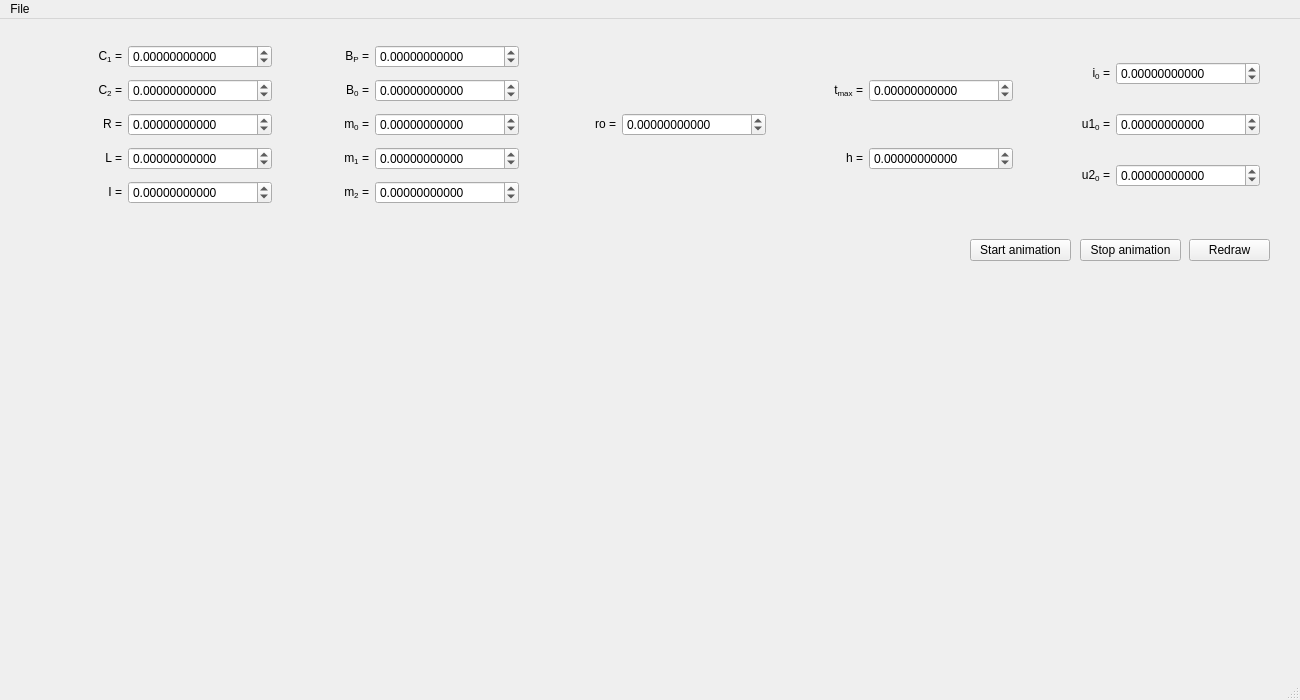
zsolt-racz/chua-trajectory-visualiser, file mainwindow.ui: the form before one commit.
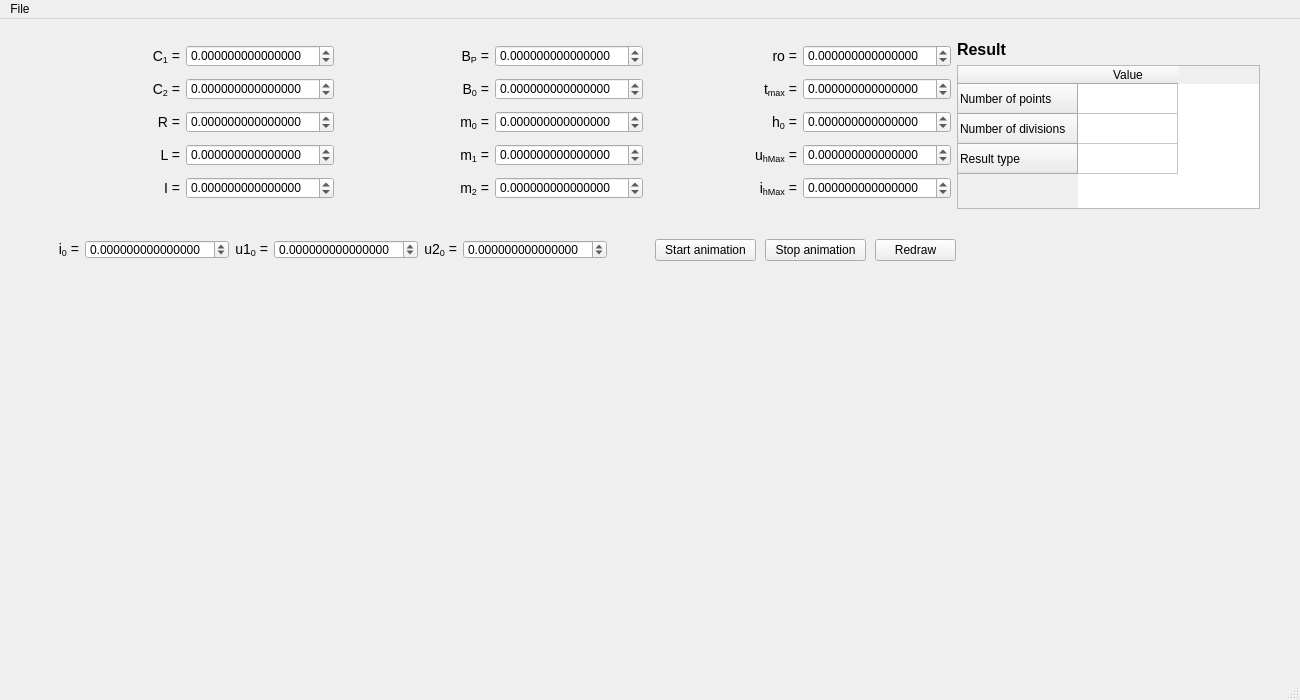
The form after the commit. Custom widgets are drawn as their Qt base class.

The edit to the form file:
```diff
--- a/mainwindow.ui
+++ b/mainwindow.ui
@@ -17,7 +17,12 @@
    </sizepolicy>
   </property>
   <property name="windowTitle">
-   <string>MainWindow</string>
+   <string>ChuaViz 0.1</string>
+  </property>
+  <property name="styleSheet">
+   <string notr="true">QLabel {
+font-size:10.5pt;
+}</string>
   </property>
   <widget class="QWidget" name="centralWidget">
    <widget class="QCustomPlot" name="plot_iu1" native="true">
@@ -53,7 +58,7 @@
    <widget class="QPushButton" name="button_calculate">
     <property name="geometry">
      <rect>
-      <x>1189</x>
+      <x>875</x>
       <y>220</y>
       <width>81</width>
       <height>22</height>
@@ -87,7 +92,7 @@
          <item>
           <widget class="QDoubleSpinBox" name="input_C1">
            <property name="decimals">
-            <number>11</number>
+            <number>15</number>
            </property>
            <property name="minimum">
             <double>-999999.989999999990687</double>
@@ -111,7 +116,7 @@
          <item>
           <widget class="QDoubleSpinBox" name="input_C2">
            <property name="decimals">
-            <number>11</number>
+            <number>15</number>
            </property>
            <property name="minimum">
             <double>-999999.989999999990687</double>
@@ -135,7 +140,7 @@
          <item>
           <widget class="QDoubleSpinBox" name="input_R">
            <property name="decimals">
-            <number>11</number>
+            <number>15</number>
            </property>
            <property name="minimum">
             <double>-999999.989999999990687</double>
@@ -159,7 +164,7 @@
          <item>
           <widget class="QDoubleSpinBox" name="input_L">
            <property name="decimals">
-            <number>11</number>
+            <number>15</number>
            </property>
            <property name="minimum">
             <double>-999999.989999999990687</double>
@@ -183,7 +188,7 @@
          <item>
           <widget class="QDoubleSpinBox" name="input_I">
            <property name="decimals">
-            <number>11</number>
+            <number>15</number>
            </property>
            <property name="minimum">
             <double>-999999.989999999990687</double>
@@ -211,7 +216,7 @@
          <item>
           <widget class="QDoubleSpinBox" name="input_Bp">
            <property name="decimals">
-            <number>11</number>
+            <number>15</number>
            </property>
            <property name="minimum">
             <double>-999999.989999999990687</double>
@@ -235,7 +240,7 @@
          <item>
           <widget class="QDoubleSpinBox" name="input_B0">
            <property name="decimals">
-            <number>11</number>
+            <number>15</number>
            </property>
            <property name="minimum">
             <double>-999999.989999999990687</double>
@@ -259,7 +264,7 @@
          <item>
           <widget class="QDoubleSpinBox" name="input_m0">
            <property name="decimals">
-            <number>11</number>
+            <number>15</number>
            </property>
            <property name="minimum">
             <double>-999999.989999999990687</double>
@@ -283,7 +288,7 @@
          <item>
           <widget class="QDoubleSpinBox" name="input_m1">
            <property name="decimals">
-            <number>11</number>
+            <number>15</number>
            </property>
            <property name="minimum">
             <double>-999999.989999999990687</double>
@@ -307,7 +312,7 @@
          <item>
           <widget class="QDoubleSpinBox" name="input_m2">
            <property name="decimals">
-            <number>11</number>
+            <number>15</number>
            </property>
            <property name="minimum">
             <double>-999999.989999999990687</double>
@@ -321,6 +326,8 @@
        </item>
       </layout>
      </item>
+     <item>
+      <layout class="QVBoxLayout" name="verticalLayout_4">
      <item>
       <layout class="QHBoxLayout" name="horizontalLayout_7">
        <item>
@@ -333,7 +340,7 @@
        <item>
         <widget class="QDoubleSpinBox" name="input_ro">
          <property name="decimals">
-          <number>11</number>
+            <number>15</number>
          </property>
          <property name="minimum">
           <double>-999999.989999999990687</double>
@@ -345,8 +352,6 @@
        </item>
       </layout>
      </item>
-     <item>
-      <layout class="QVBoxLayout" name="verticalLayout_4">
        <item>
         <layout class="QHBoxLayout" name="horizontalLayout_12">
          <item>
@@ -359,7 +364,7 @@
          <item>
           <widget class="QDoubleSpinBox" name="input_tmax">
            <property name="decimals">
-            <number>11</number>
+            <number>15</number>
            </property>
            <property name="minimum">
             <double>-999999.989999999990687</double>
@@ -376,14 +381,62 @@
          <item>
           <widget class="QLabel" name="label_13">
            <property name="text">
-            <string>&lt;html&gt;&lt;head/&gt;&lt;body&gt;&lt;p align=&quot;right&quot;&gt;h =&lt;/p&gt;&lt;/body&gt;&lt;/html&gt;</string>
+            <string>&lt;html&gt;&lt;head/&gt;&lt;body&gt;&lt;p align=&quot;right&quot;&gt;h&lt;span style=&quot; vertical-align:sub;&quot;&gt;0&lt;/span&gt; =&lt;/p&gt;&lt;/body&gt;&lt;/html&gt;</string>
            </property>
           </widget>
          </item>
          <item>
           <widget class="QDoubleSpinBox" name="input_h">
            <property name="decimals">
-            <number>11</number>
+            <number>15</number>
+           </property>
+           <property name="minimum">
+            <double>-999999.989999999990687</double>
+           </property>
+           <property name="maximum">
+            <double>999999.989999999990687</double>
+           </property>
+          </widget>
+         </item>
+        </layout>
+       </item>
+       <item>
+        <layout class="QHBoxLayout" name="horizontalLayout_15">
+         <item>
+          <widget class="QLabel" name="label_17">
+           <property name="text">
+            <string>&lt;html&gt;&lt;head/&gt;&lt;body&gt;&lt;p align=&quot;right&quot;&gt;u&lt;span style=&quot; vertical-align:sub;&quot;&gt;hMax&lt;/span&gt; =&lt;/p&gt;&lt;/body&gt;&lt;/html&gt;</string>
+           </property>
+          </widget>
+         </item>
+         <item>
+          <widget class="QDoubleSpinBox" name="input_uhmax">
+           <property name="decimals">
+            <number>15</number>
+           </property>
+           <property name="minimum">
+            <double>-999999.989999999990687</double>
+           </property>
+           <property name="maximum">
+            <double>999999.989999999990687</double>
+           </property>
+          </widget>
+         </item>
+        </layout>
+       </item>
+       <item>
+        <layout class="QHBoxLayout" name="horizontalLayout_20">
+         <item>
+          <widget class="QLabel" name="label_18">
+           <property name="text">
+            <string>&lt;html&gt;&lt;head/&gt;&lt;body&gt;&lt;p align=&quot;right&quot;&gt;i&lt;span style=&quot; vertical-align:sub;&quot;&gt;hMax&lt;/span&gt; =&lt;/p&gt;&lt;/body&gt;&lt;/html&gt;</string>
+           </property>
+          </widget>
+         </item>
+         <item>
+          <widget class="QDoubleSpinBox" name="input_ihmax">
+           <property name="decimals">
+            <number>15</number>
            </property>
            <property name="minimum">
             <double>-999999.989999999990687</double>
@@ -400,6 +453,89 @@
      <item>
       <layout class="QVBoxLayout" name="verticalLayout_6">
        <item>
+        <widget class="QLabel" name="label_19">
+         <property name="text">
+          <string>&lt;html&gt;&lt;head/&gt;&lt;body&gt;&lt;p&gt;&lt;span style=&quot; font-size:12pt; font-weight:600;&quot;&gt;Result&lt;/span&gt;&lt;/p&gt;&lt;/body&gt;&lt;/html&gt;</string>
+         </property>
+        </widget>
+       </item>
+       <item>
+        <widget class="QTableWidget" name="resultTable">
+         <property name="sizePolicy">
+          <sizepolicy hsizetype="Minimum" vsizetype="Expanding">
+           <horstretch>0</horstretch>
+           <verstretch>0</verstretch>
+          </sizepolicy>
+         </property>
+         <property name="minimumSize">
+          <size>
+           <width>0</width>
+           <height>0</height>
+          </size>
+         </property>
+         <row>
+          <property name="text">
+           <string>Number of points</string>
+          </property>
+         </row>
+         <row>
+          <property name="text">
+           <string>Number of divisions</string>
+          </property>
+         </row>
+         <row>
+          <property name="text">
+           <string>Result type</string>
+          </property>
+         </row>
+         <column>
+          <property name="text">
+           <string>Value</string>
+          </property>
+         </column>
+        </widget>
+       </item>
+      </layout>
+     </item>
+    </layout>
+   </widget>
+   <widget class="QPushButton" name="button_animate">
+    <property name="geometry">
+     <rect>
+      <x>655</x>
+      <y>220</y>
+      <width>101</width>
+      <height>22</height>
+     </rect>
+    </property>
+    <property name="text">
+     <string>Start animation</string>
+    </property>
+   </widget>
+   <widget class="QPushButton" name="button_animate_stop">
+    <property name="geometry">
+     <rect>
+      <x>765</x>
+      <y>220</y>
+      <width>101</width>
+      <height>22</height>
+     </rect>
+    </property>
+    <property name="text">
+     <string>Stop animation</string>
+    </property>
+   </widget>
+   <widget class="QWidget" name="horizontalLayoutWidget">
+    <property name="geometry">
+     <rect>
+      <x>20</x>
+      <y>210</y>
+      <width>598</width>
+      <height>41</height>
+     </rect>
+    </property>
+    <layout class="QHBoxLayout" name="horizontalLayout_14">
+     <item>
         <layout class="QHBoxLayout" name="horizontalLayout_16">
          <item>
           <widget class="QLabel" name="label_14">
@@ -411,7 +547,7 @@
          <item>
           <widget class="QDoubleSpinBox" name="input_i_0">
            <property name="decimals">
-            <number>11</number>
+          <number>15</number>
            </property>
            <property name="minimum">
             <double>-999999.989999999990687</double>
@@ -420,8 +556,6 @@
             <double>999999.989999999990687</double>
            </property>
           </widget>
-         </item>
-        </layout>
        </item>
        <item>
         <layout class="QHBoxLayout" name="horizontalLayout_17">
@@ -435,7 +569,7 @@
          <item>
           <widget class="QDoubleSpinBox" name="input_u1_0">
            <property name="decimals">
-            <number>11</number>
+            <number>15</number>
            </property>
            <property name="minimum">
             <double>-999999.989999999990687</double>
@@ -444,8 +578,6 @@
             <double>999999.989999999990687</double>
            </property>
           </widget>
-         </item>
-        </layout>
        </item>
        <item>
         <layout class="QHBoxLayout" name="horizontalLayout_18">
@@ -459,7 +591,7 @@
          <item>
           <widget class="QDoubleSpinBox" name="input_u2_0">
            <property name="decimals">
-            <number>11</number>
+              <number>15</number>
            </property>
            <property name="minimum">
             <double>-999999.989999999990687</double>
@@ -474,32 +606,8 @@
       </layout>
      </item>
     </layout>
-   </widget>
-   <widget class="QPushButton" name="button_animate">
-    <property name="geometry">
-     <rect>
-      <x>970</x>
-      <y>220</y>
-      <width>101</width>
-      <height>22</height>
-     </rect>
-    </property>
-    <property name="text">
-     <string>Start animation</string>
-    </property>
-   </widget>
-   <widget class="QPushButton" name="button_animate_stop">
-    <property name="geometry">
-     <rect>
-      <x>1080</x>
-      <y>220</y>
-      <width>101</width>
-      <height>22</height>
-     </rect>
-    </property>
-    <property name="text">
-     <string>Stop animation</string>
-    </property>
+     </item>
+    </layout>
    </widget>
   </widget>
   <widget class="QStatusBar" name="statusBar"/>
```
Left out of the diff: 2 changed lines with no effect on the pictures. Lines whose indentation alone changed are shown as unchanged.
